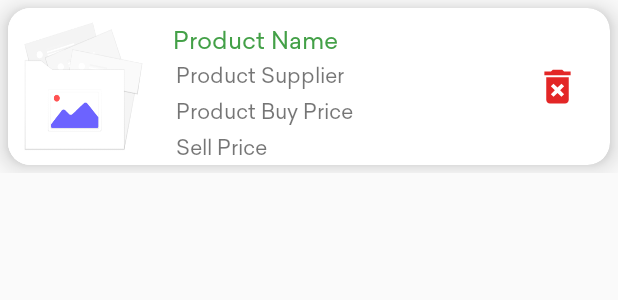
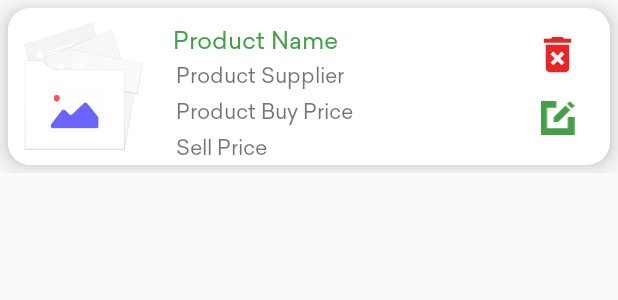
Before and after one commit to PhatDatPQ/MultiStoreOnlineSmartPOS, an Android app: the layout product_item.xml on its own in the app's theme, with its tools: preview values and no code run, on a phone screen of 412 x 824 dp. Shown: the top 300 px of the screen. Run offline under Robolectric (Android 15) with nearby library versions, the phone set to English and light mode, and no system bars.

Commit message:
added edit option in product

```diff
--- a/app/src/main/java/com/app/superpos/Constant.java
+++ b/app/src/main/java/com/app/superpos/Constant.java
@@ -93,6 +93,7 @@ public class Constant {
     public static final String SUPPLIERS_ISEDIT="suppliers_isedit";
 
     public static final String KEY_FILE="file";
+    public static final String PRODUCT_ISEDIT="product_is_edit";
     public static final String PRODUCT_ID="product_id";
     public static final String PRODUCT_NAME="product_name";
     public static final String PRODUCT_WEIGHT = "product_weight";
--- a/app/src/main/java/com/app/superpos/adapter/CustomerAdapter.java
+++ b/app/src/main/java/com/app/superpos/adapter/CustomerAdapter.java
@@ -156,7 +156,7 @@ public class CustomerAdapter extends RecyclerView.Adapter<CustomerAdapter.MyView
             img_edit = itemView.findViewById(R.id.img_edit);
 
 
-            itemView.setOnClickListener(this);
+           // itemView.setOnClickListener(this);
 
         }
 
--- a/app/src/main/java/com/app/superpos/adapter/SupplierAdapter.java
+++ b/app/src/main/java/com/app/superpos/adapter/SupplierAdapter.java
@@ -156,7 +156,7 @@ public class SupplierAdapter extends RecyclerView.Adapter<SupplierAdapter.MyView
             img_edit = itemView.findViewById(R.id.img_edit);
 
 
-            itemView.setOnClickListener(this);
+          //  itemView.setOnClickListener(this);
 
         }
 
--- a/app/src/main/res/layout/product_item.xml
+++ b/app/src/main/res/layout/product_item.xml
@@ -86,23 +86,34 @@
                 android:layout_width="wrap_content"
                 android:layout_height="match_parent"
                 android:layout_gravity="center"
-                android:layout_marginRight="10dp"
                 android:gravity="center"
                 android:orientation="vertical">
 
                 <LinearLayout
                     android:layout_width="match_parent"
-                    android:layout_height="wrap_content"
+                    android:layout_height="match_parent"
                     android:layout_gravity="center"
                     android:gravity="right"
+                    android:padding="10dp"
                     android:orientation="vertical">
 
                     <ImageView
                         android:id="@+id/img_delete"
                         android:layout_width="50dp"
-                        android:layout_height="30dp"
+                        android:layout_height="0dp"
+                        android:layout_weight="2"
                         android:visibility="visible"
+                        android:padding="5dp"
                         app:srcCompat="@drawable/ic_delete"
+                        tools:ignore="VectorDrawableCompat" />
+                    <ImageView
+                        android:id="@+id/img_edit"
+                        android:layout_width="50dp"
+                        android:layout_height="0dp"
+                        android:visibility="visible"
+                        android:padding="10dp"
+                        android:layout_weight="2"
+                        app:srcCompat="@drawable/ic_edit"
                         tools:ignore="VectorDrawableCompat" />
                 </LinearLayout>
 
```
Also changed, not shown: app/src/main/java/com/app/superpos/adapter/ProductAdapter.java (+13 -4 lines), app/src/main/java/com/app/superpos/customers/EditCustomersActivity.java (+2 -7 lines), app/src/main/java/com/app/superpos/product/EditProductActivity.java (+50 -19 lines).
